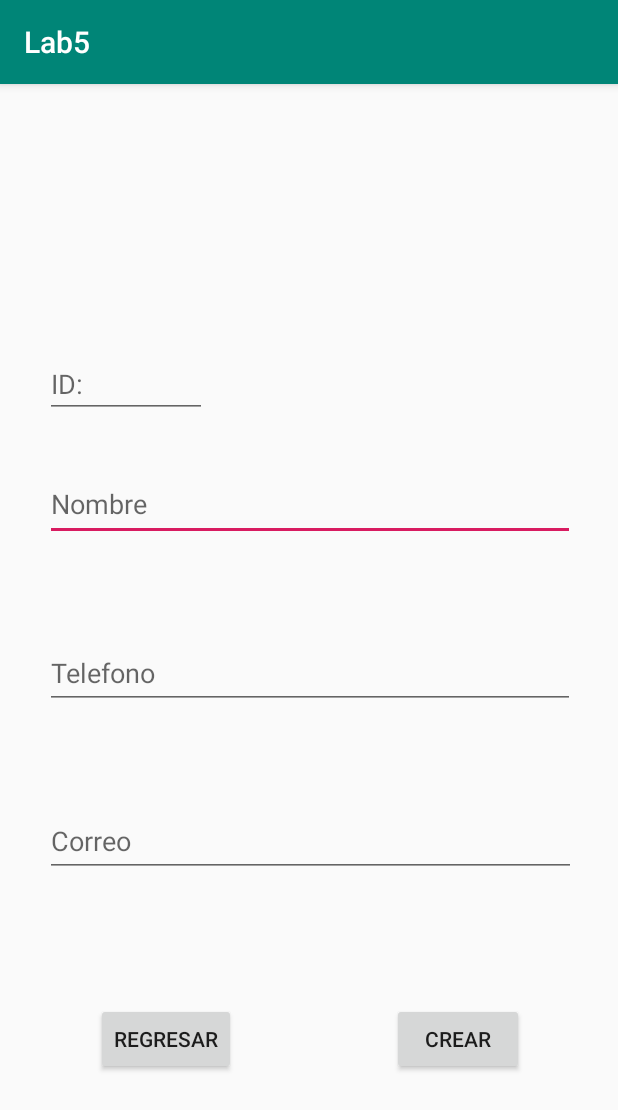
After one commit to LucaBia/Lab5AppsAndroid, an Android app: the CrearContacto screen opened directly, with no data from a screen before it, on a phone screen of 412 x 824 dp. The commit adds this screen. Shown: the top 1110 px of the screen. Run offline under Robolectric (Android 15) with nearby library versions, the phone set to English and light mode, and no system bars.

Commit message:
Commit olvidado

```diff
--- a/app/build.gradle
+++ b/app/build.gradle
@@ -24,7 +24,7 @@ android {
 
 dependencies {
     implementation fileTree(dir: 'libs', include: ['*.jar'])
-    implementation"org.jetbrains.kotlin:kotlin-stdlib-jdk7:$kotlin_version"
+    implementation "org.jetbrains.kotlin:kotlin-stdlib-jdk7:$kotlin_version"
     implementation 'com.android.support:appcompat-v7:28.0.0'
     implementation 'com.android.support.constraint:constraint-layout:1.1.3'
     testImplementation 'junit:junit:4.12'
--- a/app/src/main/AndroidManifest.xml
+++ b/app/src/main/AndroidManifest.xml
@@ -16,6 +16,12 @@
                 <category android:name="android.intent.category.LAUNCHER"/>
             </intent-filter>
         </activity>
+        <activity android:name=".CrearContacto">
+        </activity>
+        <activity android:name=".EditarContacto">
+        </activity>
+        <activity android:name=".VerContacto">
+        </activity>
     </application>
 
 </manifest>
--- /dev/null
+++ b/app/src/main/java/com/example/gianlucariverabiagioni/lab5/CrearContacto.kt
@@ -0,0 +1,32 @@
+package com.example.gianlucariverabiagioni.lab5
+
+import android.content.Intent
+import android.support.v7.app.AppCompatActivity
+import android.os.Bundle
+import android.view.View
+import android.widget.EditText
+import android.widget.Toast
+import kotlinx.android.synthetic.main.activity_crear_contacto.*
+
+class CrearContacto : AppCompatActivity() {
+
+    override fun onCreate(savedInstanceState: Bundle?) {
+        super.onCreate(savedInstanceState)
+        setContentView(R.layout.activity_crear_contacto)
+
+    }
+
+    fun crear(view: View){
+        val id = findViewById<EditText>(R.id.etID)
+        val name = findViewById<EditText>(R.id.etName)
+        val cellphone = findViewById<EditText>(R.id.etPhone)
+        val email = findViewById<EditText>(R.id.etEmail)
+        (this.application as MyApplication).addContact(id, name, cellphone, email)
+        Toast.makeText(this, " ${name} se ha agregado", Toast.LENGTH_SHORT).show()
+    }
+
+    fun regresar(view: View){
+        val intent = Intent(this, MainActivity::class.java)
+        startActivity(intent)
+    }
+}
--- /dev/null
+++ b/app/src/main/res/layout/activity_crear_contacto.xml
@@ -0,0 +1,72 @@
+<?xml version="1.0" encoding="utf-8"?>
+<android.support.constraint.ConstraintLayout
+        xmlns:android="http://schemas.android.com/apk/res/android"
+        xmlns:tools="http://schemas.android.com/tools"
+        xmlns:app="http://schemas.android.com/apk/res-auto"
+        android:layout_width="match_parent"
+        android:layout_height="match_parent"
+        tools:context=".CrearContacto">
+    <EditText
+            android:layout_width="353dp"
+            android:layout_height="49dp"
+            android:inputType="textPersonName"
+            android:ems="10"
+            android:id="@+id/etName" app:layout_constraintTop_toTopOf="parent"
+            android:layout_marginTop="191dp" app:layout_constraintEnd_toEndOf="parent" android:layout_marginEnd="15dp"
+            android:layout_marginRight="15dp" app:layout_constraintStart_toStartOf="parent"
+            android:layout_marginLeft="16dp" android:layout_marginStart="16dp"
+            app:layout_constraintBottom_toTopOf="@+id/etPhone" android:hint="Nombre"/>
+    <EditText
+            android:layout_width="353dp"
+            android:layout_height="48dp"
+            android:inputType="phone"
+            android:ems="10"
+            android:id="@+id/etPhone"
+            app:layout_constraintTop_toBottomOf="@+id/etName"
+            app:layout_constraintStart_toStartOf="parent" android:layout_marginLeft="16dp"
+            android:layout_marginStart="16dp" app:layout_constraintBottom_toTopOf="@+id/etEmail"
+            app:layout_constraintEnd_toEndOf="parent" android:layout_marginEnd="15dp"
+            android:layout_marginRight="15dp" android:hint="Telefono"/>
+    <EditText
+            android:layout_width="354dp"
+            android:layout_height="48dp"
+            android:inputType="phone"
+            android:ems="10"
+            android:id="@+id/etEmail"
+            app:layout_constraintStart_toStartOf="parent"
+            android:layout_marginLeft="16dp" android:layout_marginStart="16dp"
+            app:layout_constraintTop_toBottomOf="@+id/etPhone" app:layout_constraintEnd_toEndOf="parent"
+            android:layout_marginEnd="14dp" android:layout_marginRight="14dp" android:layout_marginBottom="175dp"
+            app:layout_constraintBottom_toBottomOf="parent" android:hint="Correo"/>
+    <Button
+            android:text="Regresar"
+            android:layout_width="wrap_content"
+            android:layout_height="wrap_content"
+            android:id="@+id/btnRegresar" app:layout_constraintStart_toStartOf="parent" android:layout_marginLeft="76dp"
+            android:layout_marginStart="76dp" android:layout_marginTop="52dp"
+            app:layout_constraintTop_toBottomOf="@+id/etEmail" app:layout_constraintEnd_toStartOf="@+id/btnCrear"
+            android:layout_marginEnd="52dp" android:layout_marginRight="52dp" android:layout_marginBottom="75dp"
+            app:layout_constraintBottom_toBottomOf="parent" android:onClick="regresar"/>
+    <Button
+            android:text="Crear"
+            android:layout_width="wrap_content"
+            android:layout_height="wrap_content"
+            android:id="@+id/btnCrear" android:layout_marginTop="52dp"
+            app:layout_constraintTop_toBottomOf="@+id/etEmail" android:layout_marginLeft="52dp"
+            android:layout_marginStart="52dp" app:layout_constraintStart_toEndOf="@+id/btnRegresar"
+            android:layout_marginBottom="75dp" app:layout_constraintBottom_toBottomOf="parent"
+            app:layout_constraintEnd_toEndOf="parent" android:layout_marginEnd="75dp"
+            android:layout_marginRight="75dp" android:onClick="crear"/>
+    <EditText
+            android:layout_width="108dp"
+            android:layout_height="wrap_content"
+            android:inputType="number"
+            android:ems="10"
+            android:id="@+id/etID"
+            android:hint="ID:" app:layout_constraintEnd_toEndOf="parent" android:layout_marginEnd="260dp"
+            android:layout_marginRight="260dp" android:layout_marginBottom="1dp"
+            app:layout_constraintBottom_toTopOf="@+id/etName" android:layout_marginTop="145dp"
+            app:layout_constraintTop_toTopOf="parent" app:layout_constraintStart_toStartOf="parent"
+            android:layout_marginLeft="16dp" android:layout_marginStart="16dp"/>
+
+</android.support.constraint.ConstraintLayout>
```
Also changed, not shown: app/src/main/java/com/example/gianlucariverabiagioni/lab5/Contacto.kt (added, +35 -0 lines), app/src/main/java/com/example/gianlucariverabiagioni/lab5/EditarContacto.kt (added, +12 -0 lines), app/src/main/java/com/example/gianlucariverabiagioni/lab5/MainActivity.kt (+7 -0 lines), app/src/main/java/com/example/gianlucariverabiagioni/lab5/MyApplication.kt (added, +57 -0 lines), app/src/main/java/com/example/gianlucariverabiagioni/lab5/Provider.kt (added, +86 -0 lines), app/src/main/java/com/example/gianlucariverabiagioni/lab5/StudentsProvider.kt (added, +186 -0 lines), app/src/main/java/com/example/gianlucariverabiagioni/lab5/VerContacto.kt (added, +12 -0 lines), app/src/main/res/layout/activity_editar_contacto.xml (added, +10 -0 lines), app/src/main/res/layout/activity_main.xml (+25 -5 lines), app/src/main/res/layout/activity_ver_contacto.xml (added, +10 -0 lines).
